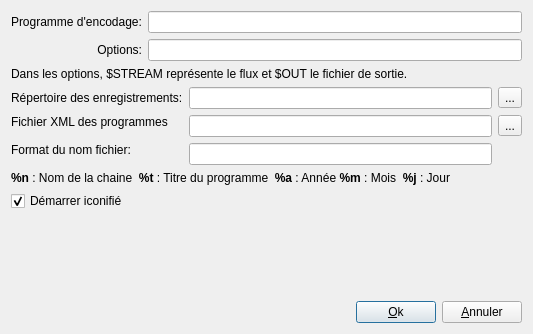
First picture: the form in ui/config.ui, repository jlbrd/qmagneto, before the edit.
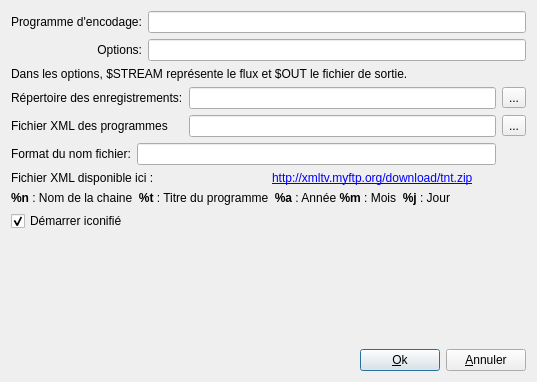
Second picture: the form after the edit.

Commit message: - Suppression du repertoire qmagneto dans le repertoire debian - Ajout du lien cliquable dans le dialogue config.ui pour telecharger le fichier tnt.xml

Diff of the .ui file:
```diff
--- a/ui/config.ui
+++ b/ui/config.ui
@@ -6,14 +6,14 @@
     <x>0</x>
     <y>0</y>
     <width>533</width>
-    <height>334</height>
+    <height>382</height>
    </rect>
   </property>
   <property name="windowTitle" >
    <string>Dialog</string>
   </property>
-  <layout class="QGridLayout" >
-   <item row="0" column="0" >
+  <layout class="QVBoxLayout" >
+   <item>
     <layout class="QVBoxLayout" >
      <item>
       <layout class="QHBoxLayout" >
@@ -59,56 +59,76 @@
      </item>
     </layout>
    </item>
-   <item row="1" column="0" >
-    <layout class="QVBoxLayout" >
      <item>
       <layout class="QGridLayout" >
-       <item row="0" column="0" >
+     <item row="0" column="0" colspan="2" >
         <widget class="QLabel" name="label_4" >
          <property name="text" >
           <string>Répertoire des enregistrements:</string>
          </property>
         </widget>
        </item>
-       <item row="0" column="1" >
-        <widget class="QLineEdit" name="repertoire" />
-       </item>
        <item row="0" column="2" >
+      <widget class="QLineEdit" name="repertoire" />
+     </item>
+     <item row="0" column="3" >
         <widget class="QToolButton" name="choixRepertoire" >
          <property name="text" >
           <string>...</string>
          </property>
         </widget>
        </item>
-       <item row="1" column="0" >
+     <item row="1" column="0" colspan="2" >
         <widget class="QLabel" name="label_7" >
          <property name="text" >
           <string>Fichier XML des programmes</string>
          </property>
         </widget>
        </item>
-       <item rowspan="2" row="1" column="1" >
+     <item row="1" column="2" >
         <widget class="QLineEdit" name="nomFichierXML" />
        </item>
-       <item rowspan="2" row="1" column="2" >
+     <item row="1" column="3" >
         <widget class="QToolButton" name="choixFichierXML" >
          <property name="text" >
           <string>...</string>
          </property>
         </widget>
        </item>
-       <item rowspan="2" row="2" column="0" >
+     <item row="2" column="0" >
         <widget class="QLabel" name="label_5" >
          <property name="text" >
           <string>Format du nom fichier:</string>
          </property>
         </widget>
        </item>
-       <item row="3" column="1" >
+     <item row="2" column="1" colspan="2" >
         <widget class="QLineEdit" name="nomFichier" />
        </item>
       </layout>
      </item>
+   <item>
+    <layout class="QHBoxLayout" >
+     <item>
+      <widget class="QLabel" name="label_8" >
+       <property name="text" >
+        <string>Fichier XML disponible ici :</string>
+       </property>
+      </widget>
+     </item>
+     <item>
+      <widget class="QLabel" name="label_9" >
+       <property name="text" >
+        <string>&lt;a href="http://xmltv.myftp.org/download/tnt.zip">http://xmltv.myftp.org/download/tnt.zip&lt;/a>
+</string>
+       </property>
+       <property name="openExternalLinks" >
+        <bool>true</bool>
+       </property>
+      </widget>
+     </item>
+    </layout>
+   </item>
      <item>
       <widget class="QLabel" name="label_6" >
        <property name="text" >
@@ -119,9 +139,7 @@
        </property>
       </widget>
      </item>
-    </layout>
-   </item>
-   <item row="2" column="0" >
+   <item>
     <layout class="QHBoxLayout" >
      <item>
       <widget class="QCheckBox" name="demarrerEnIcone" >
@@ -148,7 +166,20 @@
      </item>
     </layout>
    </item>
-   <item row="4" column="0" >
+   <item>
+    <spacer>
+     <property name="orientation" >
+      <enum>Qt::Vertical</enum>
+     </property>
+     <property name="sizeHint" >
+      <size>
+       <width>515</width>
+       <height>16</height>
+      </size>
+     </property>
+    </spacer>
+   </item>
+   <item>
     <layout class="QHBoxLayout" >
      <item>
       <spacer>
@@ -179,19 +210,6 @@
      </item>
     </layout>
    </item>
-   <item row="3" column="0" >
-    <spacer>
-     <property name="orientation" >
-      <enum>Qt::Vertical</enum>
-     </property>
-     <property name="sizeHint" >
-      <size>
-       <width>20</width>
-       <height>40</height>
-      </size>
-     </property>
-    </spacer>
-   </item>
   </layout>
  </widget>
  <resources/>
```
Lines whose indentation alone changed are shown as unchanged. The commit also changes 10 other files.
